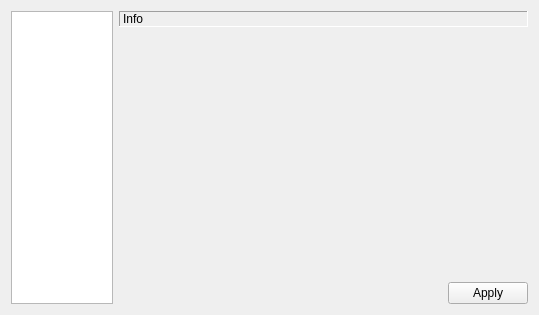
Before: the Qt Designer form liteidex/src/liteapp/optionswidget.ui in visualfc/liteide, drawn with Qt 5.
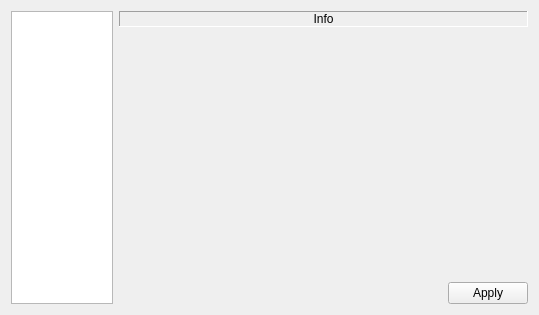
After: the same form once the commit is applied.

```diff
--- a/liteidex/src/liteapp/optionswidget.ui
+++ b/liteidex/src/liteapp/optionswidget.ui
@@ -40,6 +40,12 @@
        <property name="text">
         <string>Info</string>
        </property>
+       <property name="alignment">
+        <set>Qt::AlignCenter</set>
+       </property>
+       <property name="margin">
+        <number>2</number>
+       </property>
       </widget>
      </item>
      <item>
```
